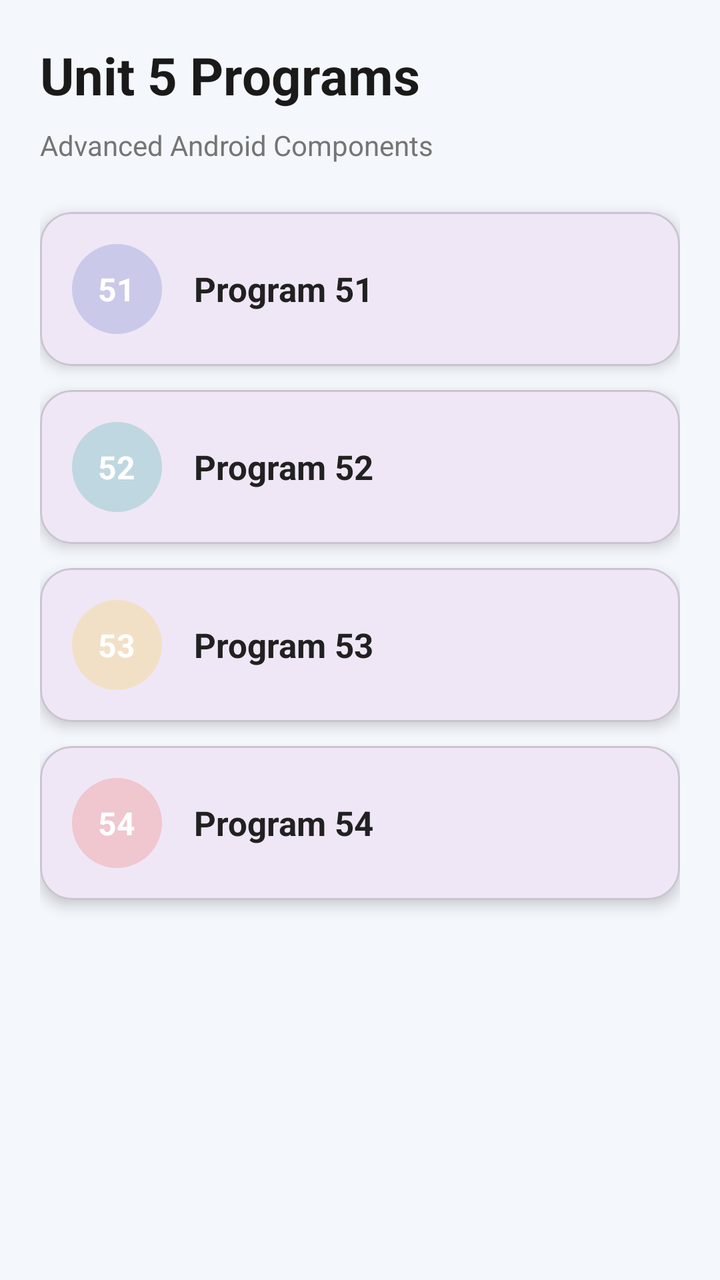
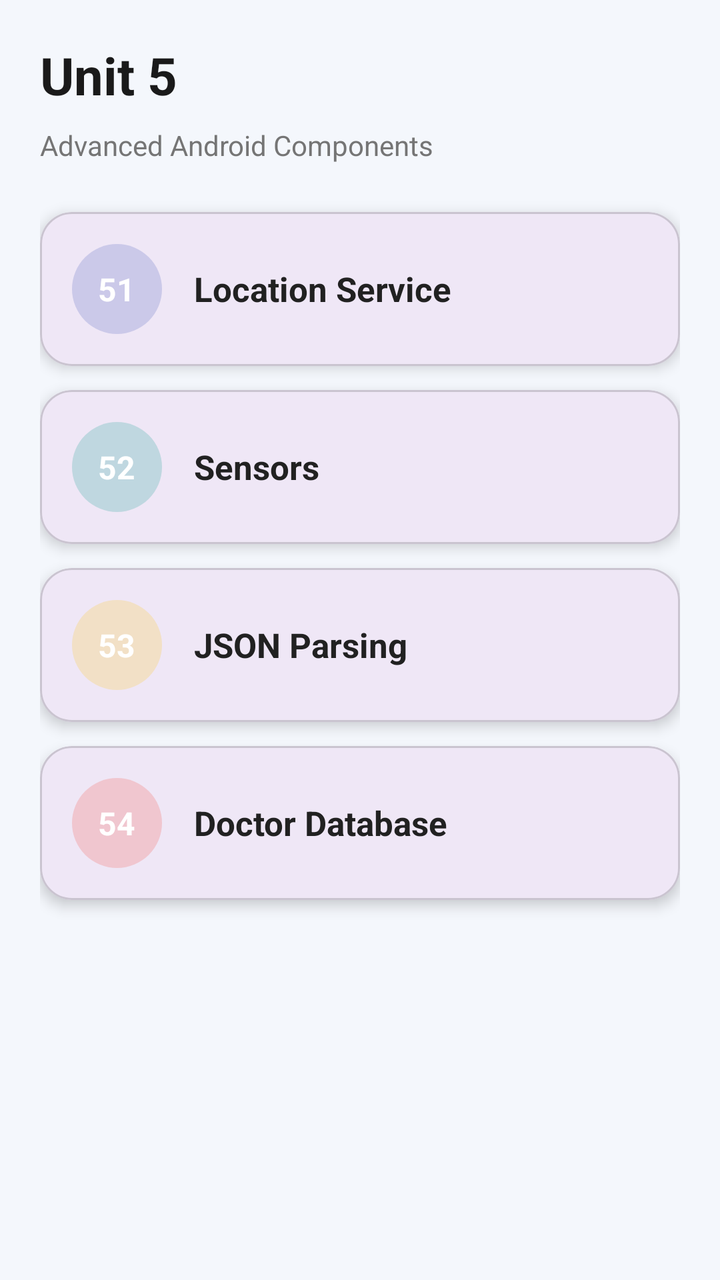

Screens rendered from an Android XML layout before and after an edit, with the pre-edit source and the edit as a unified diff.
<!-- AndroidManifest.xml: application theme Theme.MyApplicationMCA -->
<!-- res/layout/activity_unit5_list_page.xml -->
<?xml version="1.0" encoding="utf-8"?>
<ScrollView xmlns:android="http://schemas.android.com/apk/res/android"
    xmlns:app="http://schemas.android.com/apk/res-auto"
    android:layout_width="match_parent"
    android:layout_height="match_parent"
    android:background="#F4F7FC"
    android:fitsSystemWindows="true">

    <LinearLayout
        android:layout_width="match_parent"
        android:layout_height="wrap_content"
        android:padding="20dp"
        android:orientation="vertical">

        <TextView
            android:layout_width="wrap_content"
            android:layout_height="wrap_content"
            android:text="Unit 5 Programs"
            android:textSize="26sp"
            android:textStyle="bold"
            android:textColor="#1A1A1A"
            android:layout_marginBottom="8dp"/>

        <TextView
            android:layout_width="wrap_content"
            android:layout_height="wrap_content"
            android:text="Advanced Android Components"
            android:textSize="14sp"
            android:textColor="#757575"
            android:layout_marginBottom="24dp"/>

        <com.google.android.material.card.MaterialCardView
            android:id="@+id/btnPro51"
            android:layout_width="match_parent"
            android:layout_height="wrap_content"
            android:layout_marginBottom="12dp"
            app:cardCornerRadius="16dp"
            app:cardElevation="4dp"
            app:rippleColor="#15000000">

            <LinearLayout
                android:layout_width="match_parent"
                android:layout_height="wrap_content"
                android:orientation="horizontal"
                android:padding="16dp"
                android:gravity="center_vertical">

                <TextView
                    android:layout_width="45dp"
                    android:layout_height="45dp"
                    android:background="@drawable/white_circle_alpha"
                    android:backgroundTint="#3F51B5"
                    android:gravity="center"
                    android:text="51"
                    android:textColor="#FFFFFF"
                    android:textStyle="bold"
                    android:textSize="16sp"/>

                <TextView
                    android:layout_width="wrap_content"
                    android:layout_height="wrap_content"
                    android:layout_marginStart="16dp"
                    android:text="Program 51"
                    android:textSize="17sp"
                    android:textStyle="bold"
                    android:textColor="#212121"/>
            </LinearLayout>
        </com.google.android.material.card.MaterialCardView>

        <com.google.android.material.card.MaterialCardView
            android:id="@+id/btnPro52"
            android:layout_width="match_parent"
            android:layout_height="wrap_content"
            android:layout_marginBottom="12dp"
            app:cardCornerRadius="16dp"
            app:cardElevation="4dp"
            app:rippleColor="#15000000">

            <LinearLayout
                android:layout_width="match_parent"
                android:layout_height="wrap_content"
                android:orientation="horizontal"
                android:padding="16dp"
                android:gravity="center_vertical">

                <TextView
                    android:layout_width="45dp"
                    android:layout_height="45dp"
                    android:background="@drawable/white_circle_alpha"
                    android:backgroundTint="#009688"
                    android:gravity="center"
                    android:text="52"
                    android:textColor="#FFFFFF"
                    android:textStyle="bold"
                    android:textSize="16sp"/>

                <TextView
                    android:layout_width="wrap_content"
                    android:layout_height="wrap_content"
                    android:layout_marginStart="16dp"
                    android:text="Program 52"
                    android:textSize="17sp"
                    android:textStyle="bold"
                    android:textColor="#212121"/>
            </LinearLayout>
        </com.google.android.material.card.MaterialCardView>

        <com.google.android.material.card.MaterialCardView
            android:id="@+id/btnPro53"
            android:layout_width="match_parent"
            android:layout_height="wrap_content"
            android:layout_marginBottom="12dp"
            app:cardCornerRadius="16dp"
            app:cardElevation="4dp"
            app:rippleColor="#15000000">

            <LinearLayout
                android:layout_width="match_parent"
                android:layout_height="wrap_content"
                android:orientation="horizontal"
                android:padding="16dp"
                android:gravity="center_vertical">

                <TextView
                    android:layout_width="45dp"
                    android:layout_height="45dp"
                    android:background="@drawable/white_circle_alpha"
                    android:backgroundTint="#FFC107"
                    android:gravity="center"
                    android:text="53"
                    android:textColor="#FFFFFF"
                    android:textStyle="bold"
                    android:textSize="16sp"/>

                <TextView
                    android:layout_width="wrap_content"
                    android:layout_height="wrap_content"
                    android:layout_marginStart="16dp"
                    android:text="Program 53"
                    android:textSize="17sp"
                    android:textStyle="bold"
                    android:textColor="#212121"/>
            </LinearLayout>
        </com.google.android.material.card.MaterialCardView>

        <com.google.android.material.card.MaterialCardView
            android:id="@+id/btnPro54"
            android:layout_width="match_parent"
            android:layout_height="wrap_content"
            android:layout_marginBottom="24dp"
            app:cardCornerRadius="16dp"
            app:cardElevation="4dp"
            app:rippleColor="#15000000">

            <LinearLayout
                android:layout_width="match_parent"
                android:layout_height="wrap_content"
                android:orientation="horizontal"
                android:padding="16dp"
                android:gravity="center_vertical">

                <TextView
                    android:layout_width="45dp"
                    android:layout_height="45dp"
                    android:background="@drawable/white_circle_alpha"
                    android:backgroundTint="#F44336"
                    android:gravity="center"
                    android:text="54"
                    android:textColor="#FFFFFF"
                    android:textStyle="bold"
                    android:textSize="16sp"/>

                <TextView
                    android:layout_width="wrap_content"
                    android:layout_height="wrap_content"
                    android:layout_marginStart="16dp"
                    android:text="Program 54"
                    android:textSize="17sp"
                    android:textStyle="bold"
                    android:textColor="#212121"/>
            </LinearLayout>
        </com.google.android.material.card.MaterialCardView>

    </LinearLayout>

</ScrollView>
<!-- resources referenced by this layout -->
<resources>
  <!-- drawable white_circle_alpha (drawable) -->
  <?xml version="1.0" encoding="utf-8"?>
  <shape xmlns:android="http://schemas.android.com/apk/res/android"
      android:shape="oval">
      <solid android:color="#33FFFFFF" />
  </shape>
  <style name="Theme.MyApplicationMCA" parent="Base.Theme.MyApplicationMCA" />
  <style name="Base.Theme.MyApplicationMCA" parent="Theme.Material3.Light.NoActionBar">
          <item name="android:windowTranslucentStatus">false</item>
          <item name="android:windowTranslucentNavigation">false</item>
          <item name="android:statusBarColor">@android:color/transparent</item>
          <item name="android:navigationBarColor">@android:color/transparent</item>
  
          <item name="android:windowLightStatusBar">true</item>
          <item name="android:windowLightNavigationBar" tools:targetApi="27">true</item>
      </style>
</resources>

<!-- the commit's change to res/layout/activity_unit5_list_page.xml (unified diff, before → after) -->
@@ -15,7 +15,7 @@
         <TextView
             android:layout_width="wrap_content"
             android:layout_height="wrap_content"
-            android:text="Unit 5 Programs"
+            android:text="Unit 5"
             android:textSize="26sp"
             android:textStyle="bold"
             android:textColor="#1A1A1A"
@@ -60,7 +60,7 @@
                     android:layout_width="wrap_content"
                     android:layout_height="wrap_content"
                     android:layout_marginStart="16dp"
-                    android:text="Program 51"
+                    android:text="Location Service"
                     android:textSize="17sp"
                     android:textStyle="bold"
                     android:textColor="#212121"/>
@@ -98,7 +98,7 @@
                     android:layout_width="wrap_content"
                     android:layout_height="wrap_content"
                     android:layout_marginStart="16dp"
-                    android:text="Program 52"
+                    android:text="Sensors"
                     android:textSize="17sp"
                     android:textStyle="bold"
                     android:textColor="#212121"/>
@@ -136,7 +136,7 @@
                     android:layout_width="wrap_content"
                     android:layout_height="wrap_content"
                     android:layout_marginStart="16dp"
-                    android:text="Program 53"
+                    android:text="JSON Parsing"
                     android:textSize="17sp"
                     android:textStyle="bold"
                     android:textColor="#212121"/>
@@ -174,7 +174,7 @@
                     android:layout_width="wrap_content"
                     android:layout_height="wrap_content"
                     android:layout_marginStart="16dp"
-                    android:text="Program 54"
+                    android:text="Doctor Database"
                     android:textSize="17sp"
                     android:textStyle="bold"
                     android:textColor="#212121"/>
